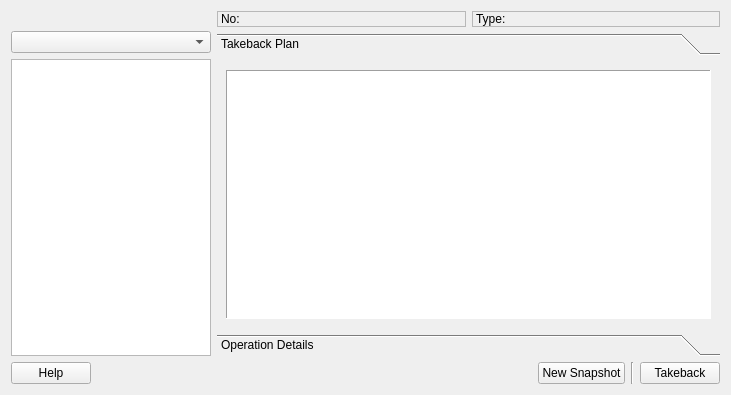
Above: kde4/history-manager/ui/mainwindow.ui from pars-linux/uludag before the change. Below: the same form after it.
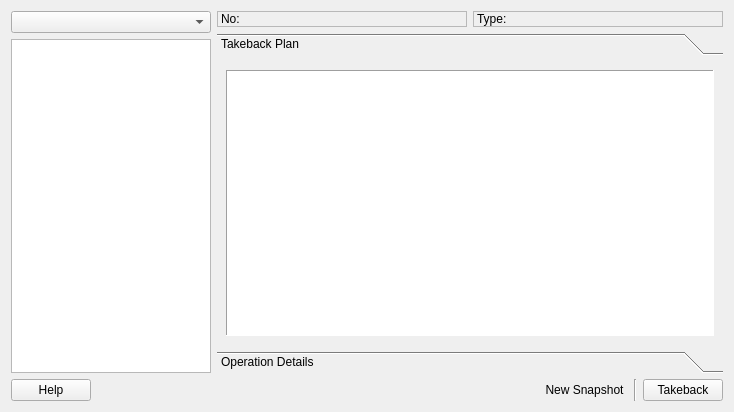
That is the form after the change. The open tabs and pages were chosen to show the change. Icons and pictures are not drawn.

The edit to the form file:
```diff
--- a/kde4/history-manager/ui/mainwindow.ui
+++ b/kde4/history-manager/ui/mainwindow.ui
@@ -5,8 +5,8 @@
    <rect>
     <x>0</x>
     <y>0</y>
-    <width>731</width>
-    <height>395</height>
+    <width>734</width>
+    <height>412</height>
    </rect>
   </property>
   <property name="windowTitle" >
@@ -17,21 +17,9 @@
     <normaloff>:/icons/history-manager.png</normaloff>:/icons/history-manager.png</iconset>
   </property>
   <layout class="QGridLayout" name="gridLayout_2" >
-   <item rowspan="2" row="0" column="0" >
+   <item row="0" column="0" >
     <layout class="QVBoxLayout" name="verticalLayout" >
      <item>
-      <widget class="QLabel" name="label" >
-       <property name="text" >
-        <string/>
-       </property>
-       <property name="alignment" >
-        <set>Qt::AlignCenter</set>
-       </property>
-      </widget>
-     </item>
-     <item>
-      <layout class="QHBoxLayout" name="horizontalLayout_2" >
-       <item>
         <widget class="QComboBox" name="comboBox" >
          <property name="maximumSize" >
           <size>
@@ -41,7 +29,8 @@
          </property>
         </widget>
        </item>
-      </layout>
+     <item>
+      <layout class="QHBoxLayout" name="horizontalLayout_2" />
      </item>
      <item>
       <widget class="QListWidget" name="lw" >
@@ -71,6 +60,8 @@
     </layout>
    </item>
    <item row="0" column="1" >
+    <layout class="QVBoxLayout" name="verticalLayout_2" >
+     <item>
     <layout class="QHBoxLayout" name="horizontalLayout_3" >
      <item>
       <widget class="QLabel" name="noLabel2" >
@@ -94,7 +85,7 @@
      </item>
     </layout>
    </item>
-   <item row="1" column="1" >
+     <item>
     <widget class="QToolBox" name="operationTB" >
      <property name="autoFillBackground" >
       <bool>false</bool>
@@ -106,15 +97,15 @@
       <enum>QFrame::Plain</enum>
      </property>
      <property name="currentIndex" >
-      <number>1</number>
+        <number>0</number>
      </property>
      <widget class="QWidget" name="planPage" >
       <property name="geometry" >
        <rect>
         <x>0</x>
         <y>0</y>
-        <width>507</width>
-        <height>250</height>
+          <width>508</width>
+          <height>265</height>
        </rect>
       </property>
       <attribute name="label" >
@@ -158,8 +149,8 @@
        <rect>
         <x>0</x>
         <y>0</y>
-        <width>507</width>
-        <height>250</height>
+          <width>94</width>
+          <height>64</height>
        </rect>
       </property>
       <attribute name="label" >
@@ -184,7 +175,9 @@
      </widget>
     </widget>
    </item>
-   <item row="2" column="0" colspan="2" >
+    </layout>
+   </item>
+   <item row="1" column="0" colspan="2" >
     <layout class="QHBoxLayout" name="horizontalLayout" >
      <item>
       <widget class="QPushButton" name="helpPB" >
@@ -220,6 +213,9 @@
        <property name="text" >
         <string>New Snapshot</string>
        </property>
+       <property name="flat" >
+        <bool>true</bool>
+       </property>
       </widget>
      </item>
      <item>
```
Lines whose indentation alone changed are shown as unchanged.
